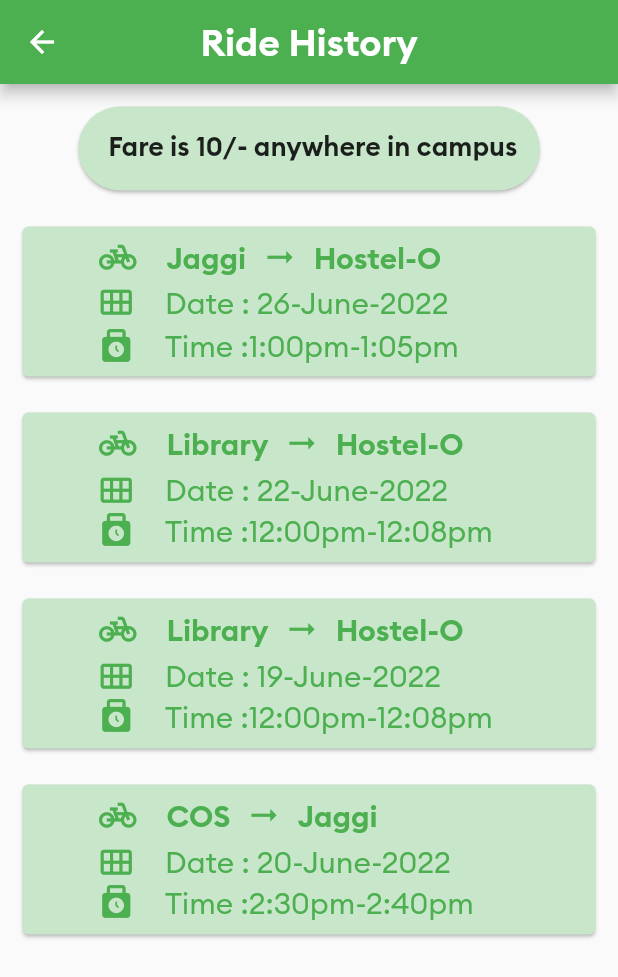
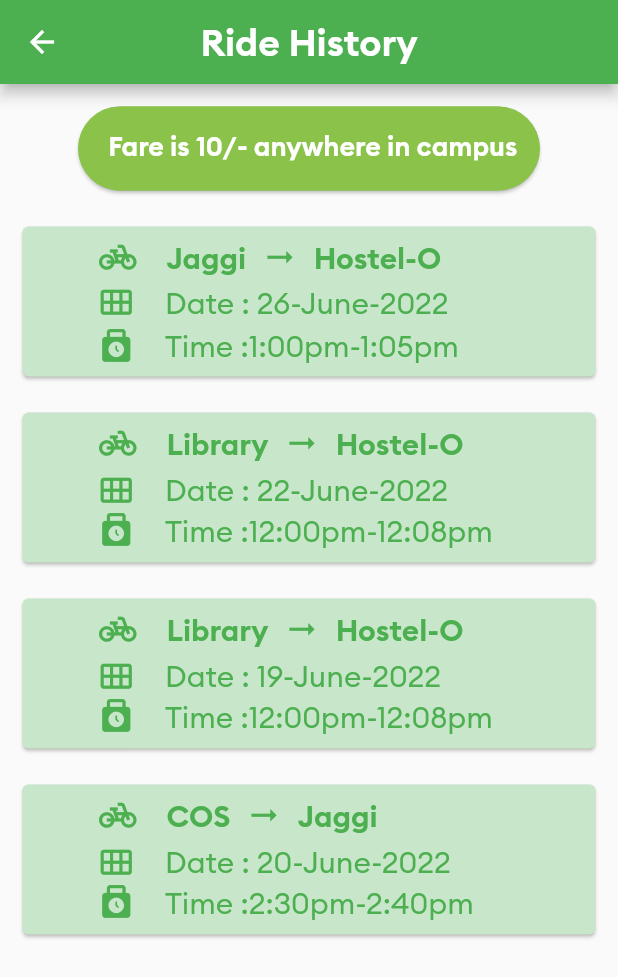
Before and after one commit to deepankarvarma/College--Saathi, a Flutter app: the Ride screen opened directly, on a phone screen of 412 x 824 dp. Shown: the top 977 px of the screen. Run offline on Flutter 3.47's test engine with Material 2 defaults, Android fonts, the phone set to English and light mode, and no system bars; our stand-ins replace flutter_image_slideshow.

Commit message:
minor edits

```diff
--- a/lib/screens/main_page.dart
+++ b/lib/screens/main_page.dart
@@ -2,6 +2,7 @@ import 'package:college_saathi/screens/book_rickshaw.dart';
 import 'package:college_saathi/screens/events.dart';
 import 'package:college_saathi/screens/imp_contact.dart';
 import 'package:college_saathi/screens/my_profile.dart';
+import 'package:college_saathi/screens/r_history.dart';
 import 'package:college_saathi/screens/v_food.dart';
 import 'package:flutter_image_slideshow/flutter_image_slideshow.dart';
 import 'package:college_saathi/screens/login.dart';
@@ -323,7 +324,10 @@ class MainPage extends StatelessWidget {
             width: 125.0,
             child: FloatingActionButton(
                heroTag: "btn6",
-              onPressed: () {},
+              onPressed: () {Navigator.push(
+                                context,
+                                MaterialPageRoute(
+                                    builder: (context) => const Ride()));},
               shape: RoundedRectangleBorder(borderRadius: BorderRadius.circular(10),
 
               ),
--- a/lib/screens/r_history.dart
+++ b/lib/screens/r_history.dart
@@ -1,5 +1,4 @@
 import 'package:flutter/material.dart';
-import 'package:college_saathi/screens/r_history.dart';
 class Ride extends StatelessWidget {
   const Ride({Key? key}) : super(key: key);
 
@@ -28,13 +27,18 @@ class Ride extends StatelessWidget {
                       child: Center(
                         child: Card(
 
-                          color:Colors.green[100],
-                          shape: RoundedRectangleBorder(borderRadius: BorderRadius.circular(100)),
-                          child: Padding(
-                            padding: const EdgeInsets.fromLTRB(20, 15, 15, 20),
-                            child: const Text(
+                          color:Colors.lightGreen,
+                          shape: RoundedRectangleBorder(borderRadius: BorderRadius.circular(100),
+                          side: const BorderSide(
+                               width: 2,
+                                           color: Colors.lightGreen
+                                          ),
+                          ),
+                          child: const Padding(
+                            padding:  EdgeInsets.fromLTRB(20, 15, 15, 20),
+                            child: Text(
                               'Fare is 10/- anywhere in campus',
-                              style: TextStyle(fontFamily: 'Brand-Bold', fontSize: 18.0),
+                              style: TextStyle(fontFamily: 'Brand-Bold', fontSize: 18.0,color: Colors.white),
                             ),
                           ),
                         ),
--- a/lib/screens/v_food.dart
+++ b/lib/screens/v_food.dart
@@ -49,7 +49,7 @@ class _FoodState extends State<Food> {
                 children: <Widget>[
                   Expanded(
                     child: Container(
-                        padding: EdgeInsets.all(8),
+                        padding: const EdgeInsets.all(8),
                         height: 60.0,
                         width: 125.0,
                         child: FloatingActionButton(
--- a/lib/screens/v_gen.dart
+++ b/lib/screens/v_gen.dart
@@ -1,6 +1,5 @@
 import 'package:flutter/material.dart';
-import 'package:college_saathi/screens/login.dart';
-import 'package:college_saathi/screens/v_gen.dart';
+
 import 'package:college_saathi/screens/v_sta.dart';
 import 'package:college_saathi/screens/v_food.dart';
 
--- a/lib/screens/v_sta.dart
+++ b/lib/screens/v_sta.dart
@@ -1,7 +1,6 @@
 import 'package:college_saathi/screens/v_gen.dart';
 import 'package:flutter/material.dart';
 // import 'package:college_saathi/screens/v_gen.dart';
-import 'package:college_saathi/screens/v_sta.dart';
 import 'package:college_saathi/screens/v_food.dart';
 
 import 'main_page.dart';
```
